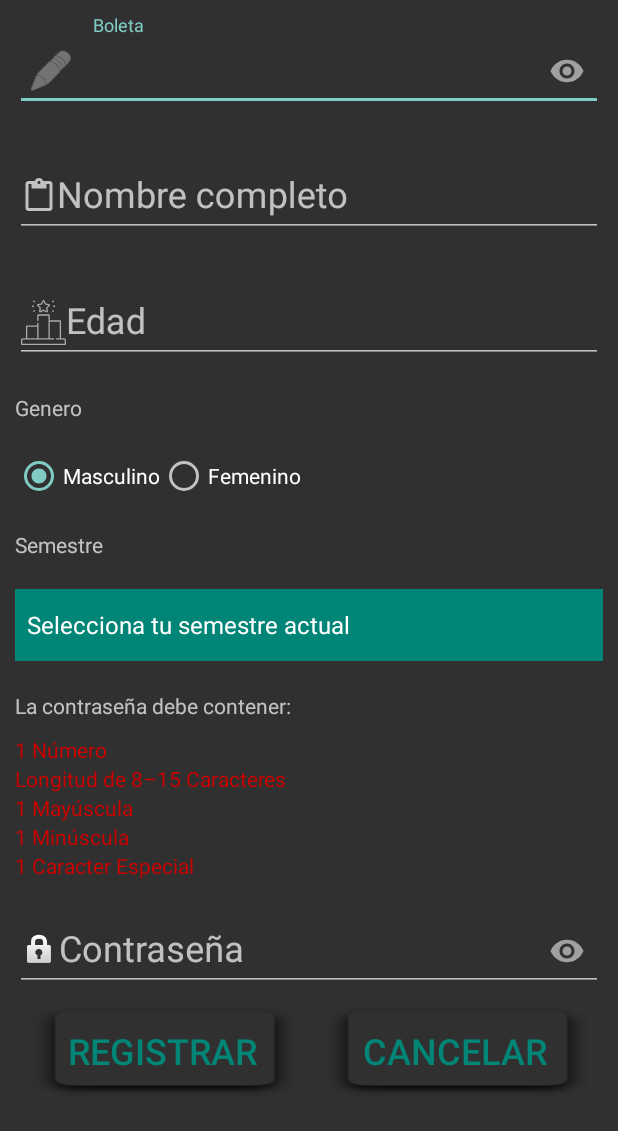
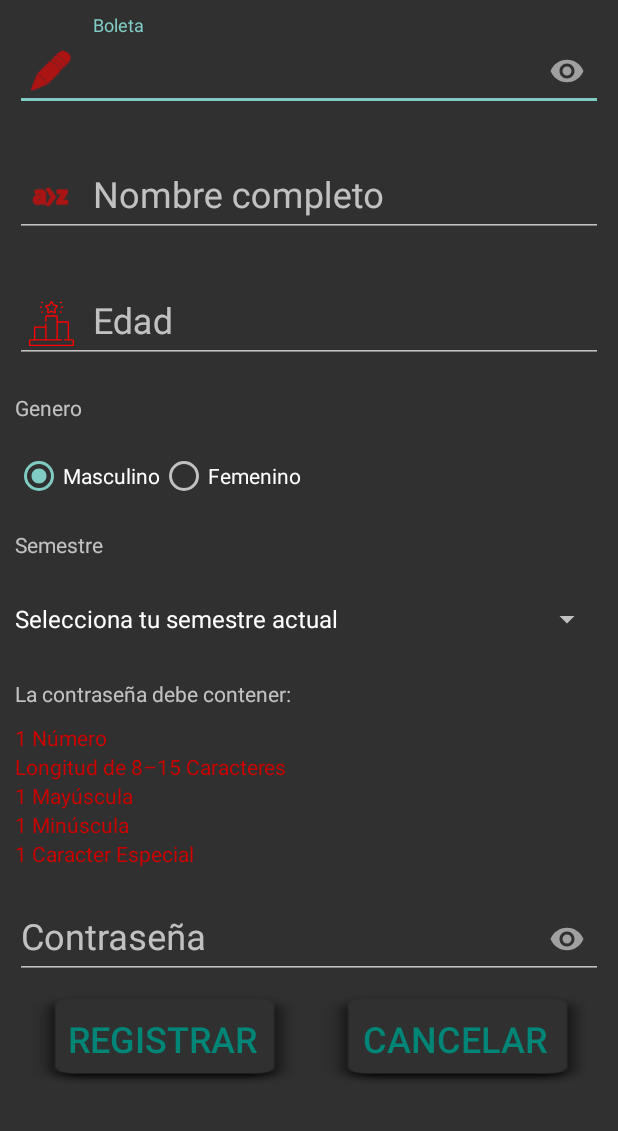
Before and after one commit to AlfredoArmenta/APPSTRESS, an Android app: the Register screen opened directly, with no data from a screen before it, after a tap on "REGISTRAR", on a phone screen of 412 x 824 dp. Shown: the top 1131 px of the screen. Run offline under Robolectric (Android 15) with nearby library versions, the phone set to English and light mode, and no system bars; 2 other taps on this screen came first.

Commit message:
Mejoramiento visual de la actividad registrar.

```diff
--- a/app/src/main/java/com/example/estres2/actividades/registrar/Register.kt
+++ b/app/src/main/java/com/example/estres2/actividades/registrar/Register.kt
@@ -1,19 +1,20 @@
 package com.example.estres2.actividades.registrar
 
 import android.content.Intent
+import android.content.res.Resources
 import android.graphics.Color
 import android.os.Bundle
 import android.widget.ArrayAdapter
 import android.widget.Toast
 import androidx.appcompat.app.AppCompatActivity
 import androidx.core.content.ContextCompat
-import androidx.core.view.get
 import androidx.core.widget.doOnTextChanged
 import com.example.estres2.R
 import com.example.estres2.actividades.iniciosesion.InicioSesion
 import com.example.estres2.almacenamiento.database.DB
 import com.example.estres2.almacenamiento.entidades.usuario.Usuario
 import com.example.estres2.databinding.ActivityRegisterBinding
+import com.example.estres2.util.setIconDrawableAndChangeColor
 
 class Register : AppCompatActivity() {
     private lateinit var binding: ActivityRegisterBinding
@@ -33,70 +34,90 @@ class Register : AppCompatActivity() {
     }
 
     private fun IniciarObjetos() {
+        bd = DB(applicationContext)
         val semester = arrayOf("Selecciona tu semestre actual", "1", "2", "3", "4", "5", "6", "7", "8", "9", "10", "11", "12", "13", "14", "15")
-        val adapterSemester = ArrayAdapter(applicationContext, android.R.layout.simple_spinner_dropdown_item, semester)
+        val adapterSemester = ArrayAdapter(applicationContext, R.layout.spinner_custom, semester)
         binding.apply {
             RMasculino.isChecked = true
-
             RBoleta.apply {
-                doOnTextChanged { text, _, _, _ ->
+                startIconDrawable = resources.setIconDrawableAndChangeColor(android.R.drawable.ic_menu_edit, R.color.error_red)
+                editText?.doOnTextChanged { text, _, _, _ ->
                     correctBoleta = when {
                         text.isNullOrEmpty() -> {
-                            containerBoleta.startIconDrawable = ContextCompat.getDrawable(context, android.R.drawable.ic_menu_edit)
-                            setError(getString(R.string.SinBoleta), null)
+                            startIconDrawable = resources.setIconDrawableAndChangeColor(android.R.drawable.ic_menu_edit, R.color.error_red)
+                            editText?.setError(getString(R.string.SinBoleta), null)
                             false
                         }
                         text.length != 10 -> {
-                            setError(getString(R.string.LongBoleta), null)
+                            startIconDrawable = resources.setIconDrawableAndChangeColor(android.R.drawable.ic_menu_edit, R.color.error_red)
+                            editText?.setError(getString(R.string.LongBoleta), null)
                             false
                         }
                         else -> {
-                            setError(null, null)
+                            if(bd.checkUser(editText?.text.toString())){
+                                Toast.makeText(context, getString(R.string.BoletaRegistrada), Toast.LENGTH_LONG).show()
+                                false
+                            } else {
+                                startIconDrawable = resources.setIconDrawableAndChangeColor(android.R.drawable.ic_menu_edit, R.color.correct_green)
+                                editText?.setError(null, null)
                                 true
                             }
                         }
                     }
                 }
+            }
             RNombre.apply {
-                doOnTextChanged { text, _, _, _ ->
+                startIconDrawable = resources.setIconDrawableAndChangeColor(android.R.drawable.ic_menu_sort_alphabetically, R.color.error_red)
+                editText?.doOnTextChanged { text, _, _, _ ->
                     correctNombre = when {
                         text.isNullOrEmpty() -> {
-                            setError(getString(R.string.SinNombre), null)
+                            startIconDrawable = resources.setIconDrawableAndChangeColor(android.R.drawable.ic_menu_sort_alphabetically, R.color.error_red)
+                            editText?.setError(getString(R.string.SinNombre), null)
                             false
                         }
-                        else -> true
+                        else -> {
+                            startIconDrawable = resources.setIconDrawableAndChangeColor(android.R.drawable.ic_menu_sort_alphabetically, R.color.correct_green)
+                            true
+                        }
                     }
                 }
             }
             REdad.apply {
-                doOnTextChanged { text, _, _, _ ->
+                startIconDrawable = resources.setIconDrawableAndChangeColor(R.drawable.ic_edad, R.color.error_red)
+                editText?.doOnTextChanged { text, _, _, _ ->
                     correctEdad = when {
                         text.isNullOrEmpty() -> {
-                            setError(getString(R.string.SinEdad), null)
+                            startIconDrawable = resources.setIconDrawableAndChangeColor(R.drawable.ic_edad, R.color.error_red)
+                            editText?.setError(getString(R.string.SinEdad), null)
                             false
                         }
                         text.toString().toInt() !in 20..25 -> {
-                            setError(getString(R.string.RangoEdad), null)
+                            startIconDrawable = resources.setIconDrawableAndChangeColor(R.drawable.ic_edad, R.color.error_red)
+                            editText?.setError(getString(R.string.RangoEdad), null)
                             false
                         }
-                        else -> true
+                        else -> {
+                            startIconDrawable = resources.setIconDrawableAndChangeColor(R.drawable.ic_edad, R.color.correct_green)
+                            true
+                        }
                     }
                 }
             }
             RSemestre.apply {
                 adapter = adapterSemester
-                setBackgroundColor(getColor(R.color.colorPrimary))
+
             }
             RPassword.apply {
-                doOnTextChanged { text, _, _, _ ->
+                resources.setIconDrawableAndChangeColor(android.R.drawable.ic_lock_idle_lock, R.color.error_red)
+                editText?.doOnTextChanged { text, _, _, _ ->
                     if (text.isNullOrEmpty()) {
-                        this.setError(getString(R.string.SinContraseña), null)
+                        editText?.setError(getString(R.string.SinContraseña), null)
                     } else {
 
                         // Preguntamos si la longitud de la contraseña esta comprendida en un rango de 8 a 15 caracteres
                         if (text.length !in 8..15) {
                             RTLongitud.setTextColor(Color.RED)
-                            this.setError(getString(R.string.error_too_short_password), null)
+                            editText?.setError(getString(R.string.error_too_short_password), null)
                         } else {
                             RTLongitud.setTextColor(Color.GREEN)
                         }
@@ -104,7 +125,7 @@ class Register : AppCompatActivity() {
                         // Preguntamos si se contiene algún caracter especial
                         if (!text.contains(".*[!@#$%^*+=¿?_-].*".toRegex())) {
                             RTCaracterEspecial.setTextColor(Color.RED)
-                            this.setError(getString(R.string.error_not_find_special_caracter), null)
+                            editText?.setError(getString(R.string.error_not_find_special_caracter), null)
                         } else {
                             RTCaracterEspecial.setTextColor(Color.GREEN)
                         }
@@ -112,7 +133,7 @@ class Register : AppCompatActivity() {
                         // Preguntamos si se contiene algún digito
                         if (!text.contains(".*\\d.*".toRegex())) {
                             RTNumero.setTextColor(Color.RED)
-                            this.setError(getString(R.string.error_not_find_number), null)
+                            editText?.setError(getString(R.string.error_not_find_number), null)
                         } else {
                             RTNumero.setTextColor(Color.GREEN)
                         }
@@ -120,7 +141,7 @@ class Register : AppCompatActivity() {
                         // Preguntamos si se contiene alguna minúscula
                         if (!text.contains(".*[a-z].*".toRegex())) {
                             RTMinuscula.setTextColor(Color.RED)
-                            this.setError(getString(R.string.error_not_find_lowercase_caracter), null)
+                            editText?.setError(getString(R.string.error_not_find_lowercase_caracter), null)
                         } else {
                             RTMinuscula.setTextColor(Color.GREEN)
                         }
@@ -128,7 +149,7 @@ class Register : AppCompatActivity() {
                         // Preguntamos si se contiene alguna mayúscula
                         if (!text.matches(".*[A-Z].*".toRegex())) {
                             RTMayuscula.setTextColor(Color.RED)
-                            this.setError(getString(R.string.error_not_find_uppercase_caracter), null)
+                            editText?.setError(getString(R.string.error_not_find_uppercase_caracter), null)
                         } else {
                             RTMayuscula.setTextColor(Color.GREEN)
                         }
@@ -137,22 +158,27 @@ class Register : AppCompatActivity() {
                                 RTNumero.currentTextColor == Color.GREEN &&
                                 RTMinuscula.currentTextColor == Color.GREEN &&
                                 RTMayuscula.currentTextColor == Color.GREEN
+                        startIconDrawable = if (correctPassword){
+                            resources.setIconDrawableAndChangeColor(android.R.drawable.ic_lock_idle_lock, R.color.correct_green)
+                        }else {
+                            resources.setIconDrawableAndChangeColor(android.R.drawable.ic_lock_idle_lock, R.color.error_red)
+                        }
                     }
                 }
             }
             RRegistrar.setOnClickListener {
                 user = Usuario("", "", "", "", "", "", "")
                 bd = DB(applicationContext)
-                user.boleta = RBoleta.text.toString()
-                user.nombre = RNombre.text.toString()
-                user.edad = REdad.text.toString()
+                user.boleta = RBoleta.editText?.text.toString()
+                user.nombre = RNombre.editText?.text.toString()
+                user.edad = REdad.editText?.text.toString()
                 if (RMasculino.isChecked) {
                     user.genero = "Masculino"
                 } else {
                     user.genero = "Femenino"
                 }
                 user.semestre = RSemestre.selectedItem.toString()
-                user.password = RPassword.text.toString()
+                user.password = RPassword.editText?.text.toString()
                 user.imagen = ""
                 if (correctBoleta && correctNombre && correctEdad && binding.RSemestre.selectedItem.toString() != "Selecciona tu semestre actual" && correctPassword) {
                     if (bd.insertUser(user)) {
@@ -160,10 +186,10 @@ class Register : AppCompatActivity() {
                         startActivity(Intent(applicationContext, InicioSesion::class.java))
                         finish()
                     } else {
-                        Toast.makeText(applicationContext, getText(R.string.BoletaRegistrada), Toast.LENGTH_SHORT).show()
+                        Toast.makeText(applicationContext, getString(R.string.error_cant_inser_user), Toast.LENGTH_SHORT).show()
                     }
                 }else {
-                    Toast.makeText(applicationContext, "Algún campo es incorrecto revisalos", Toast.LENGTH_SHORT).show()
+                    Toast.makeText(applicationContext, getString(R.string.error_some_fiel_is_wrong), Toast.LENGTH_SHORT).show()
                 }
             }
             RCancel.setOnClickListener {
--- /dev/null
+++ b/app/src/main/java/com/example/estres2/util/ExtensionFunctions.kt
@@ -0,0 +1,18 @@
+package com.example.estres2.util
+
+import android.content.res.Resources
+import android.graphics.PorterDuff
+import android.graphics.PorterDuffColorFilter
+import android.graphics.drawable.Drawable
+import androidx.core.content.res.ResourcesCompat
+
+fun Resources.setIconDrawableAndChangeColor(iconId: Int, colorTint: Int? = null): Drawable? {
+    val icon = ResourcesCompat.getDrawable(this, iconId, null)
+    colorTint?.let {
+        icon?.colorFilter = PorterDuffColorFilter(
+                ResourcesCompat.getColor(this, it, null),
+                PorterDuff.Mode.SRC_ATOP
+        )
+    }
+    return icon
+}
--- a/app/src/main/res/layout/activity_register.xml
+++ b/app/src/main/res/layout/activity_register.xml
@@ -13,9 +13,10 @@
         android:orientation="vertical">
 
         <com.google.android.material.textfield.TextInputLayout
-            android:id="@+id/containerBoleta"
+            android:id="@+id/RBoleta"
             android:layout_width="match_parent"
             android:layout_height="wrap_content"
+            android:drawableStart="@android:drawable/ic_menu_edit"
             android:layout_marginStart="@dimen/margin"
             android:layout_marginTop="@dimen/margin"
             android:layout_marginEnd="@dimen/margin"
@@ -23,11 +24,9 @@
             app:passwordToggleEnabled="true">
 
             <EditText
-                android:id="@+id/RBoleta"
                 android:layout_width="match_parent"
                 android:layout_height="wrap_content"
                 android:autofillHints=""
-                android:drawableStart="@android:drawable/ic_menu_edit"
                 android:ems="10"
                 android:hint="@string/boleta"
                 android:inputType="number"
@@ -36,6 +35,7 @@
         </com.google.android.material.textfield.TextInputLayout>
 
         <com.google.android.material.textfield.TextInputLayout
+            android:id="@+id/RNombre"
             android:layout_width="match_parent"
             android:layout_height="wrap_content"
             android:layout_marginStart="@dimen/margin"
@@ -44,11 +44,9 @@
             android:layout_marginBottom="@dimen/margin">
 
             <EditText
-                android:id="@+id/RNombre"
                 android:layout_width="match_parent"
                 android:layout_height="wrap_content"
                 android:autofillHints=""
-                android:drawableStart="?attr/actionModePasteDrawable"
                 android:ems="10"
                 android:hint="@string/nombre_completo"
                 android:inputType="textPersonName"
@@ -58,6 +56,7 @@
 
 
         <com.google.android.material.textfield.TextInputLayout
+            android:id="@+id/REdad"
             android:layout_width="match_parent"
             android:layout_height="wrap_content"
             android:layout_marginStart="@dimen/margin"
@@ -66,11 +65,9 @@
             android:layout_marginBottom="@dimen/margin">
 
             <EditText
-                android:id="@+id/REdad"
                 android:layout_width="match_parent"
                 android:layout_height="wrap_content"
                 android:autofillHints=""
-                android:drawableStart="@drawable/ic_edad"
                 android:ems="10"
                 android:hint="@string/edad"
                 android:inputType="number"
@@ -133,7 +130,7 @@
             android:layout_marginTop="@dimen/margin"
             android:layout_marginEnd="@dimen/margin"
             android:layout_marginBottom="@dimen/margin"
-            android:fadeScrollbars="false"
+            android:fadeScrollbars="true"
             android:spinnerMode="dialog" />
 
         <TextView
@@ -193,6 +190,7 @@
             android:textSize="@dimen/text_size_datos_recibidos_bluno_conectar" />
 
         <com.google.android.material.textfield.TextInputLayout
+            android:id="@+id/RPassword"
             android:layout_width="match_parent"
             android:layout_height="wrap_content"
             android:layout_marginStart="@dimen/margin"
@@ -202,11 +200,9 @@
             app:passwordToggleEnabled="true">
 
             <EditText
-                android:id="@+id/RPassword"
                 android:layout_width="match_parent"
                 android:layout_height="wrap_content"
                 android:autofillHints="true"
-                android:drawableStart="@android:drawable/ic_lock_idle_lock"
                 android:ems="10"
                 android:hint="@string/contrasena"
                 android:inputType="textPassword"
--- /dev/null
+++ b/app/src/main/res/layout/spinner_custom.xml
@@ -0,0 +1,12 @@
+<?xml version="1.0" encoding="utf-8"?>
+<CheckedTextView
+    xmlns:android="http://schemas.android.com/apk/res/android"
+    android:id="@android:id/text1"
+    android:textColor="@color/blanco"
+    android:singleLine="true"
+    android:layout_width="match_parent"
+    android:layout_height="40dp"
+    android:textSize="16sp"
+    android:ellipsize="middle"
+    android:gravity="center">
+</CheckedTextView>
--- a/app/src/main/res/values/colors.xml
+++ b/app/src/main/res/values/colors.xml
@@ -5,4 +5,7 @@
     <color name="colorAccent">#D81B60</color>
     <color name="blanco">#FFFFFF</color>
 
+    <color name="error_red">#FF0000</color>
+    <color name="correct_green">#76FF36</color>
+
 </resources>
--- a/app/src/main/res/values/strings.xml
+++ b/app/src/main/res/values/strings.xml
@@ -163,4 +163,6 @@
     <string name="wearables_registrados">Wearables Registrados</string>
     <string name="selecciona_un_wearable_para_eliminar">Selecciona un Wearable para eliminar</string>
     <string name="wearable_eliminar">ID Wearable</string>
+    <string name="error_cant_inser_user">Error no se pudo insertar el usuario</string>
+    <string name="error_some_fiel_is_wrong">Algún campo es incorrecto revisalos</string>
 </resources>
--- a/app/src/main/res/values/styles.xml
+++ b/app/src/main/res/values/styles.xml
@@ -17,4 +17,8 @@
 
     <style name="PopupOverlay" parent="ThemeOverlay.AppCompat.Light" />
 
+    <style name="mySpinnerItemStyle" parent="Base.Widget.AppCompat.Spinner">
+        <item name="android:textColor">#FFFFFF</item>
+    </style>
+
 </resources>
```
Also changed, not shown: app/src/main/java/com/example/estres2/almacenamiento/database/DB.kt (+25 -37 lines). Lines whose indentation alone changed are shown as unchanged.
